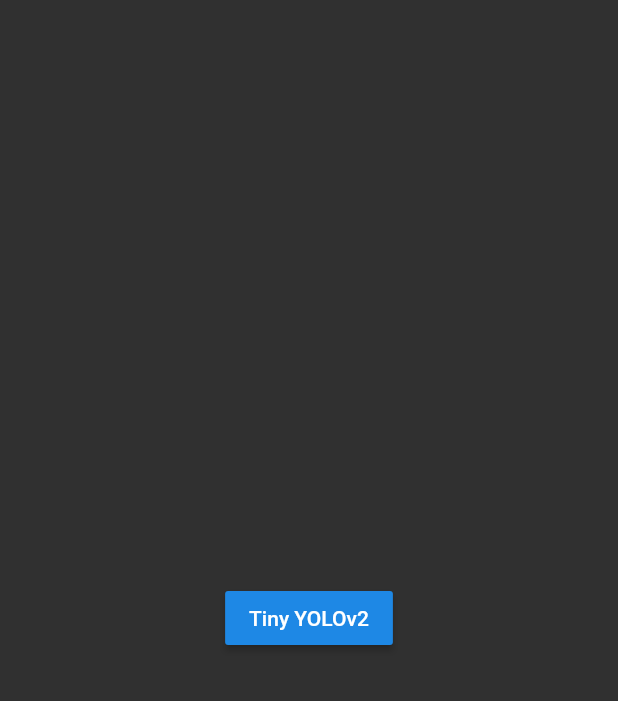
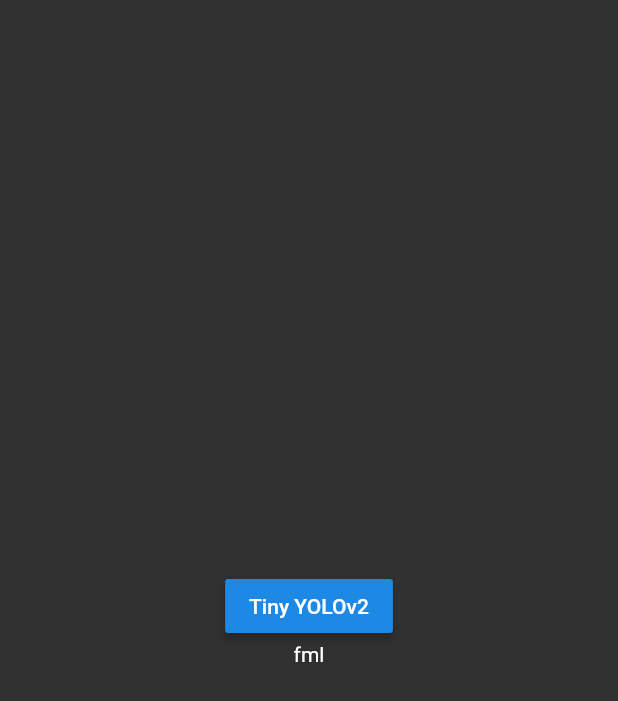
Before and after one commit to GAInTheHouse/blind-mans-bluff, a Flutter app: the screen it shows after launch, on a phone screen of 412 x 824 dp. Shown: the top 701 px of the screen. Run offline on Flutter 3.47's test engine with Material 2 defaults, Android fonts, the phone set to English and light mode, and no system bars; our stand-ins replace camera, flutter_tts, shared_preferences; missing offline and left inert: tflite.

Commit message:
Made File IO Changes

```diff
--- a/lib/bndbox.dart
+++ b/lib/bndbox.dart
@@ -7,10 +7,10 @@
  */
 
 import 'dart:math' as math;
-
 import 'package:flutter/material.dart';
 import 'package:flutter/services.dart';
 import 'package:flutter_tts/flutter_tts.dart';
+import 'package:blind_mans_bluff/fileIO.dart';
 
 class BndBox extends StatelessWidget {
   final List<dynamic> results;
@@ -60,6 +60,8 @@ class BndBox extends StatelessWidget {
 
         //distance = (2 * 3.14 * 180) / (_w + _h * 360);
         objectName = re["detectedClass"];
+
+        fileIO().writeCounter(re["detectedClass"], distance);
 
         int timeInSeconds = currentTimeInSeconds();
         if (timeInSeconds % 10 == 0) {
--- a/lib/home.dart
+++ b/lib/home.dart
@@ -1,9 +1,8 @@
 import 'dart:math' as math;
-
 import 'package:camera/camera.dart';
 import 'package:flutter/material.dart';
 import 'package:tflite/tflite.dart';
-
+import 'fileIO.dart';
 import 'bndbox.dart';
 import 'camera.dart';
 import 'models.dart';
@@ -22,10 +21,13 @@ class _HomePageState extends State<HomePage> {
   int _imageHeight = 0;
   int _imageWidth = 0;
   String _model = "";
+  fileIO A;
 
   @override
   void initState() {
     super.initState();
+    A = fileIO();
+    A.readFile().then((value) => print(value));
   }
 
   loadModel() async {
@@ -66,6 +68,19 @@ class _HomePageState extends State<HomePage> {
                     child: const Text(yolo),
                     onPressed: () => onSelect(yolo),
                   ),
+                  FutureBuilder<String>(
+                    future: A.readFile(),
+                    builder:
+                        (BuildContext context, AsyncSnapshot<String> snapshot) {
+                      if (snapshot.hasData) {
+                        return Text(
+                            '*BEFORE STARTING PLEASE KEEP AN OBJECT ARMS LENGTH AWAY*\n' +
+                                snapshot.data);
+                      } else {
+                        return Text("fml");
+                      }
+                    },
+                  ),
                 ],
               ),
             )
```
Also changed, not shown: lib/fileIO.dart (added, +40 -0 lines), pubspec.yaml (+4 -22 lines), 1 other file.
